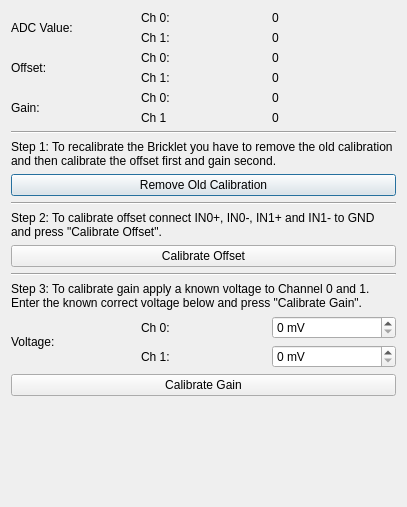
This is src/brickv/plugin_system/plugins/industrial_dual_analog_in_v2/ui/calibration.ui in Tinkerforge/brickv as Qt 5 draws it before an edit. The edited form follows.
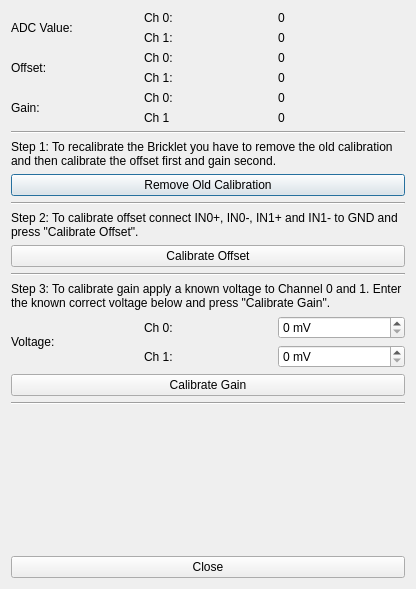
This is the edited form.

Commit message:
Ensure that all QDialogs have a close button
Some window manager doen't provide a close button as part of the window
decoration for dialogs.

```diff
--- a/src/brickv/plugin_system/plugins/industrial_dual_analog_in_v2/ui/calibration.ui
+++ b/src/brickv/plugin_system/plugins/industrial_dual_analog_in_v2/ui/calibration.ui
@@ -6,8 +6,8 @@
    <rect>
     <x>0</x>
     <y>0</y>
-    <width>407</width>
-    <height>507</height>
+    <width>416</width>
+    <height>589</height>
    </rect>
   </property>
   <property name="windowTitle">
@@ -240,9 +240,21 @@
        </property>
       </widget>
      </item>
-    </layout>
-   </item>
-   <item>
+     <item row="17" column="0" colspan="3">
+      <widget class="Line" name="line_4">
+       <property name="orientation">
+        <enum>Qt::Horizontal</enum>
+       </property>
+      </widget>
+     </item>
+     <item row="19" column="0" colspan="3">
+      <widget class="QPushButton" name="button_close">
+       <property name="text">
+        <string>Close</string>
+       </property>
+      </widget>
+     </item>
+     <item row="18" column="0">
     <spacer name="verticalSpacer">
      <property name="orientation">
       <enum>Qt::Vertical</enum>
@@ -254,6 +266,8 @@
       </size>
      </property>
     </spacer>
+     </item>
+    </layout>
    </item>
   </layout>
  </widget>
```
Lines whose indentation alone changed are shown as unchanged. The commit also changes 26 other files.
